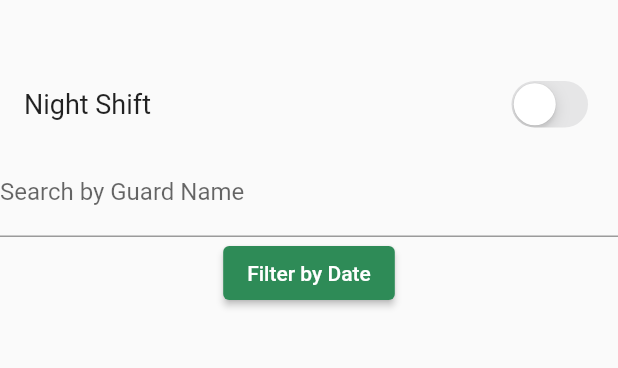
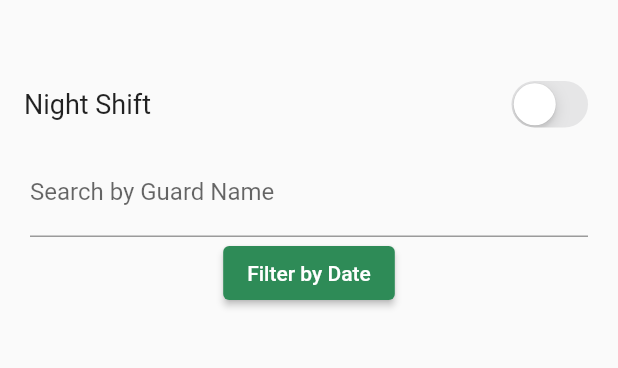
Before and after one commit to vernonthedev/guard-tour-mobileapp, a Flutter app: the HomePageContent screen opened directly, on a phone screen of 412 x 824 dp, the part 117-485 px from its top. Run offline on Flutter 3.47's test engine with Material 2 defaults, Android fonts, the phone set to English and light mode, and no system bars; our stand-ins replace hive, hive_flutter, shared_preferences; accounts and stored records are empty.

Commit message:
done with home layout first design

```diff
--- a/lib/screens/home_content.dart
+++ b/lib/screens/home_content.dart
@@ -109,13 +109,16 @@ class _HomePageContentState extends State<HomePageContent> {
             ),
           ),
           const SizedBox(height: 10),
-          TextField(
+          Padding(
+            padding: const EdgeInsets.symmetric(horizontal: 20),
+            child: TextField(
               controller: searchController,
               decoration:
                   const InputDecoration(labelText: 'Search by Guard Name'),
               onChanged: (query) {
                 _loadPatrolsFromHive();
               },
+            ),
           ),
           ElevatedButton(
             onPressed: () => _selectDate(context),
@@ -128,7 +131,9 @@ class _HomePageContentState extends State<HomePageContent> {
                 final patrol = patrols[index];
                 String formattedDate = DateFormat('MMM dd, yyyy')
                     .format(DateTime.parse(patrol.date));
+                int listNumber = index + 1;
                 return ListTile(
+                  leading: Text('$listNumber'),
                   title: Text(
                     'Guard Name: ${patrol.getSecurityGuardDetails().firstName} ${patrol.getSecurityGuardDetails().lastName}',
                   ),
```
Lines whose indentation alone changed are shown as unchanged.
